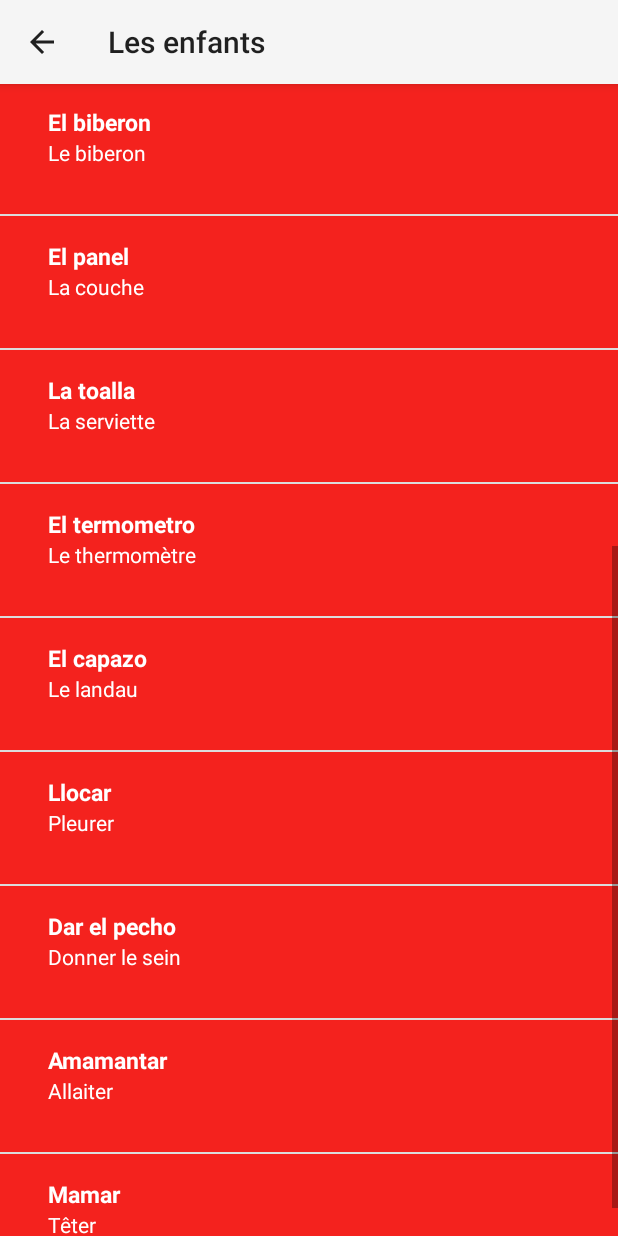
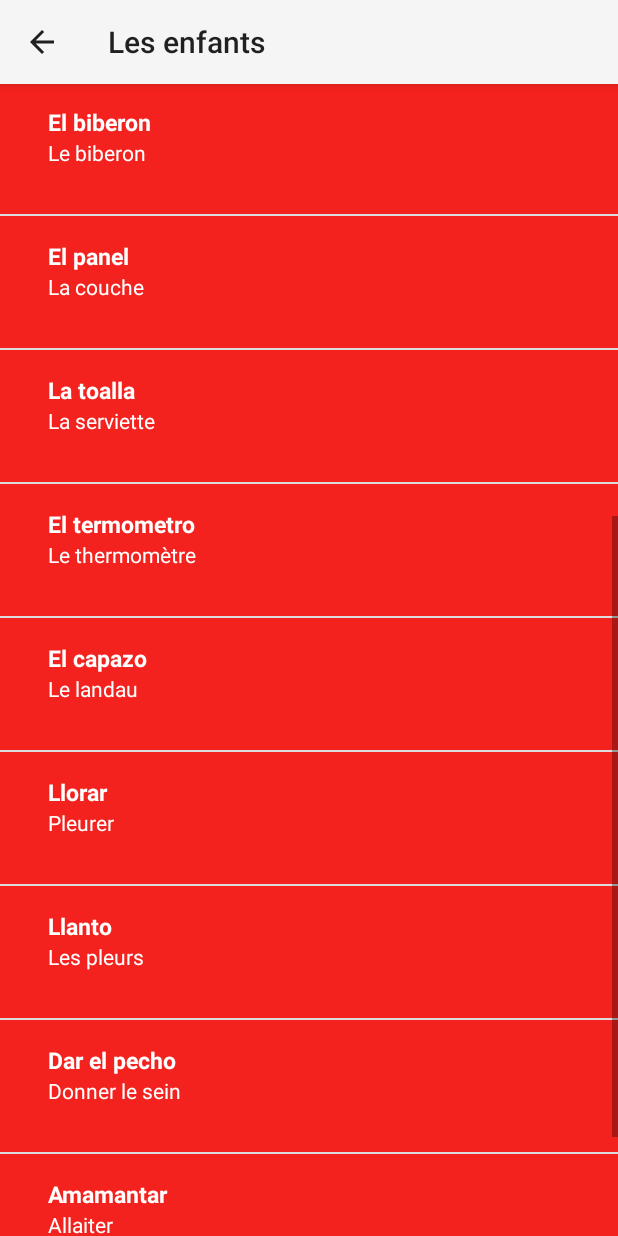
Before and after one commit to Ju-li-en/FraGnol, an Android app: the BabyActivity screen opened directly, with no data from a screen before it, scrolled down 537 dp, on a phone screen of 412 x 824 dp. Run offline under Robolectric (Android 15) with nearby library versions, the phone set to English and light mode, and no system bars.

Commit message:
premier commit

```diff
--- a/app/src/main/java/fr/ciavaldini/android/apprendreespagnal/BabyActivity.java
+++ b/app/src/main/java/fr/ciavaldini/android/apprendreespagnal/BabyActivity.java
@@ -39,10 +39,11 @@ public class BabyActivity extends AppCompatActivity {
         words.add(new Word("La toalla ", "La serviette ", R.raw.e9));
         words.add(new Word("El termometro ", "Le thermomètre ", R.raw.e10));
         words.add(new Word("El capazo ", "Le landau ", R.raw.e11));
-        words.add(new Word("Llocar ", "Pleurer ", R.raw.e12));
-        words.add(new Word("Dar el pecho ", "Donner le sein ", R.raw.e13));
-        words.add(new Word("Amamantar ", "Allaiter ", R.raw.e14));
-        words.add(new Word("Mamar ", "Têter ", R.raw.e15));
+        words.add(new Word("Llorar ", "Pleurer ", R.raw.e12));
+        words.add(new Word("Llanto ", "Les pleurs ", R.raw.e13));
+        words.add(new Word("Dar el pecho ", "Donner le sein ", R.raw.e14));
+        words.add(new Word("Amamantar ", "Allaiter ", R.raw.e15));
+        words.add(new Word("Mamar ", "Têter ", R.raw.e16));
 
         WordAdapter adapter = new WordAdapter(this, words, R.color.colorBaby);
 
```
